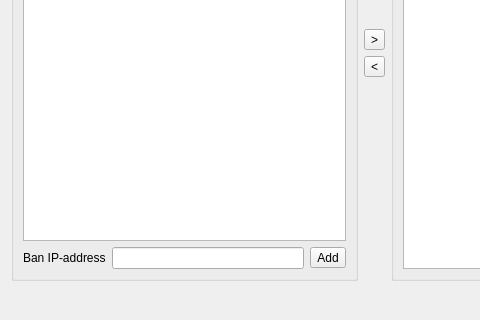
BearWare/TeamTalk5, file qtTeamTalk/bannedusers.ui: the form before one commit; both pictures show x 0 to 480 and y 186 to 506 of the 749 by 506 pixel window.
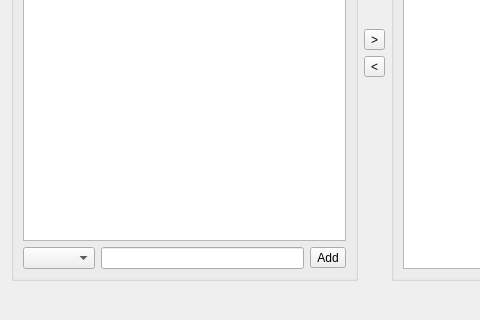
The form after the commit.

Patch:
```diff
--- a/qtTeamTalk/bannedusers.ui
+++ b/qtTeamTalk/bannedusers.ui
@@ -27,7 +27,7 @@
        <property name="title">
         <string>Banned Users</string>
        </property>
-       <layout class="QVBoxLayout" name="verticalLayout_2">
+       <layout class="QVBoxLayout" name="verticalLayout_2" stretch="1,0">
         <item>
          <widget class="QTreeView" name="bannedTreeView">
           <property name="font">
@@ -52,14 +52,7 @@
         <item>
          <layout class="QHBoxLayout" name="horizontalLayout_2">
           <item>
-           <widget class="QLabel" name="label">
-            <property name="text">
-             <string>Ban IP-address</string>
-            </property>
-            <property name="buddy">
-             <cstring>ipaddrEdit</cstring>
-            </property>
-           </widget>
+           <widget class="QComboBox" name="bantypeBox"/>
           </item>
           <item>
            <widget class="QLineEdit" name="ipaddrEdit"/>
```
Left out of the diff: 12 changed lines with no effect on the pictures.
